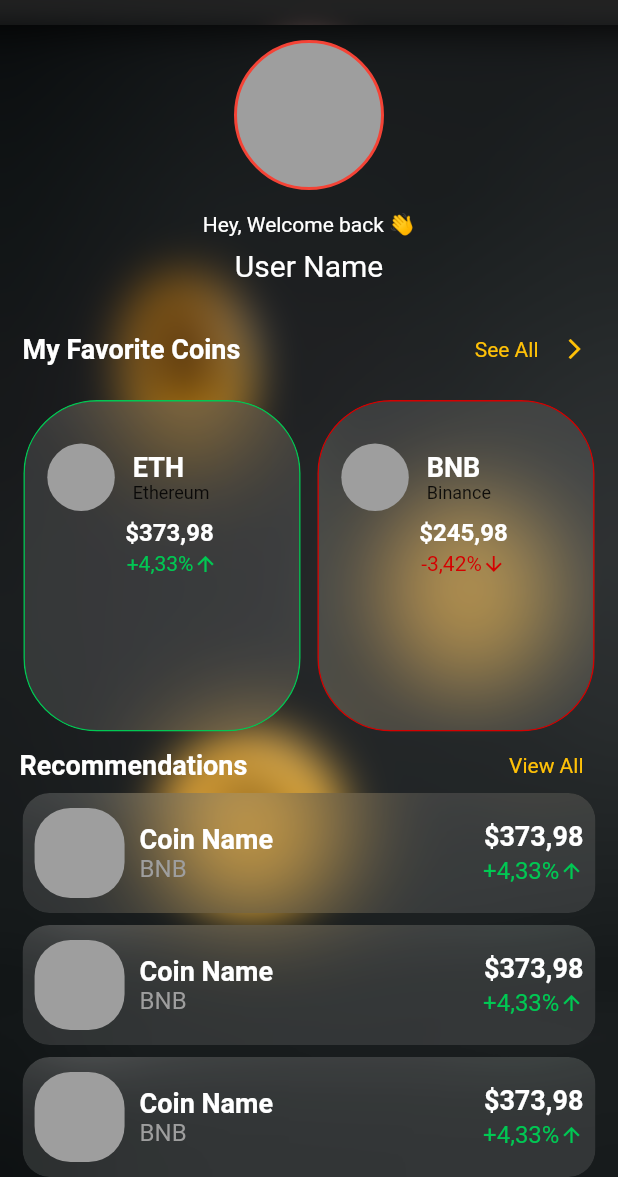
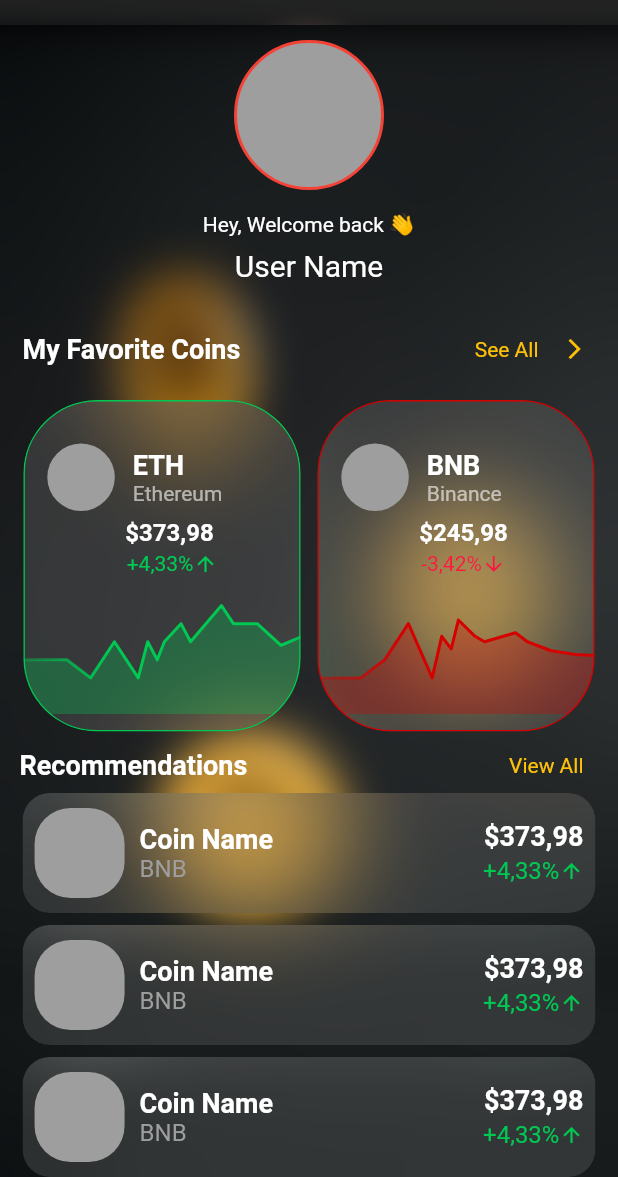
Before and after one commit to RitikRajoria/Crypto-Tracker-App, a Flutter app: the screen it shows after launch, on a phone screen of 412 x 824 dp, the part 59-1236 px from its top. Run offline on Flutter 3.47's test engine with Material 2 defaults, Android fonts, the phone set to English and light mode, and no system bars; drawn by our look-alikes of fl_chart; our stand-ins replace curved_navigation_bar.

Commit message:
added charts to home's favs tab

```diff
--- a/lib/pages/home.dart
+++ b/lib/pages/home.dart
@@ -205,7 +205,7 @@ class _HomePageState extends State<HomePage> {
                                       ),
                                       Text(
                                         "Ethereum",
-                                        style: TextStyle(fontSize: 12),
+                                        style: TextStyle(fontSize: 14,color: Colors.white.withOpacity(0.6)),
                                       ),
                                     ],
                                   ),
@@ -245,13 +245,26 @@ class _HomePageState extends State<HomePage> {
                                 ],
                               ),
                             ),
+                            Container(
+                              height: 85.36,
+                              // width: (size.width),
+                              // color: Colors.grey,
+                              child: LineChartWidget(),
+                            ),
                           ],
                         ),
                       ),
                     ),
                   ),
                 ),
-                ClipRRect(
+                GestureDetector(
+                  onTap: (){
+                    Navigator.push(
+                      context,
+                      MaterialPageRoute(builder: (context) => CoinPage()),
+                    );
+                  },
+                                  child: ClipRRect(
                     borderRadius: BorderRadius.circular(49),
                     child: BackdropFilter(
                       filter: ImageFilter.blur(sigmaX: 30.0, sigmaY: 30.0),
@@ -292,7 +305,7 @@ class _HomePageState extends State<HomePage> {
                                             color: textWhite,
                                           )),
                                       Text("Binance",
-                                        style: TextStyle(fontSize: 12)),
+                                          style: TextStyle(fontSize: 14,color: Colors.white.withOpacity(0.6))),
                                     ],
                                   ),
                                 ],
@@ -321,16 +334,23 @@ class _HomePageState extends State<HomePage> {
                                         "-3,42%",
                                         style: TextStyle(
                                             fontSize: 14,
-                                          color: Colors.redAccent[700]),
+                                            color: Colors.redAccent[400]),
                                       ),
                                       Icon(Icons.arrow_downward,
-                                        size: 16, color: Colors.redAccent[700]),
+                                          size: 16, color: Colors.redAccent[400]),
                                     ],
                                   ), //change in currency,s value text
                                 ],
                               ),
                             ),
+                            Container(
+                                height: 85.36,
+                                // width: (size.width),
+                                // color: Colors.grey,
+                                child: LineChartWidget2(),
+                              ),
                           ],
+                        ),
                       ),
                     ),
                   ),
@@ -455,3 +475,148 @@ class _HomePageState extends State<HomePage> {
     );
   }
 }
+
+class LineChartWidget extends StatelessWidget {
+  final List<Color> gradientColor = [
+    Colors.greenAccent.shade700.withOpacity(0.3),
+    Colors.greenAccent.shade700,
+    Colors.greenAccent.shade700,
+    Colors.greenAccent.shade700,
+    Colors.greenAccent.shade700.withOpacity(0.3),
+  ];
+  @override
+  Widget build(BuildContext context) {
+    return LineChart(
+      LineChartData(
+        minX: 0,
+        minY: 0,
+        maxX: 8,
+        maxY: 7,
+        titlesData: LineTitles.getTitleData(),
+        lineBarsData: [
+          LineChartBarData(
+            spots: [
+              FlSpot(-2, 3),
+              FlSpot(0, 3),
+              FlSpot(1, 2),
+              FlSpot(2, 4),
+              FlSpot(3, 2),
+              FlSpot(3.4, 4),
+              FlSpot(3.8, 3),
+              FlSpot(4.1, 4),
+              FlSpot(4.8, 5),
+              FlSpot(5.2, 4),
+              FlSpot(6.5, 6),
+              FlSpot(7, 5),
+              FlSpot(8, 5),
+              FlSpot(9, 3.8),
+              FlSpot(13, 6),
+            ],
+            colors: gradientColor,
+            barWidth: 2,
+            dotData: FlDotData(show: false),
+            belowBarData: BarAreaData(
+              show: true,
+              colors: gradientColor.map((e) => e.withOpacity(0.3)).toList(),
+            ),
+          ),
+        ],
+        gridData: FlGridData(
+          show: false,
+        ),
+        borderData: FlBorderData(
+          show: false,
+        ),
+      ),
+    );
+  }
+}
+
+class LineTitles {
+  static getTitleData() => FlTitlesData(
+        show: true,
+        bottomTitles: SideTitles(
+          showTitles: true,
+          reservedSize: 1,
+          getTitles: (value) {
+            switch (value.toInt()) {
+            }
+            return '';
+          },
+          margin: 0,
+        ),
+        leftTitles: SideTitles(
+          showTitles: true,
+          getTitles: (value) {
+            switch (value.toInt()) {
+            }
+            return '';
+          },
+        ),
+        rightTitles: SideTitles(
+          showTitles: true,
+          getTitles: (value) {
+            switch (value.toInt()) {
+            }
+            return '';
+          },
+        ),
+        topTitles: SideTitles(showTitles: false),
+      );
+}
+
+class LineChartWidget2 extends StatelessWidget {
+  final List<Color> gradientColor = [
+    Colors.redAccent.shade700.withOpacity(0.3),
+    Colors.redAccent.shade700,
+    Colors.redAccent.shade700,
+    Colors.redAccent.shade700,
+    Colors.redAccent.shade700.withOpacity(0.3),
+  ];
+  @override
+  Widget build(BuildContext context) {
+    return LineChart(
+      LineChartData(
+        minX: 0,
+        minY: 0,
+        maxX: 8,
+        maxY: 7,
+        titlesData: LineTitles.getTitleData(),
+        lineBarsData: [
+          LineChartBarData(
+            spots: [
+              FlSpot(-2, 2),
+              FlSpot(0, 2),
+              FlSpot(1, 3),
+              FlSpot(2, 5),
+              FlSpot(3, 2),
+              FlSpot(3.4, 4.3),
+              FlSpot(3.8, 3.6),
+              FlSpot(4.1, 5.2),
+              FlSpot(4.8, 4.3),
+              FlSpot(5.2, 4),
+              FlSpot(6.5, 4.5),
+              FlSpot(7, 4),
+              FlSpot(8, 3.5),
+              FlSpot(9, 3.3),
+              FlSpot(13, 3),
+            ],
+            colors: gradientColor,
+            barWidth: 2,
+            dotData: FlDotData(show: false),
+            belowBarData: BarAreaData(
+              show: true,
+              colors: gradientColor.map((e) => e.withOpacity(0.3)).toList(),
+            ),
+          ),
+        ],
+        gridData: FlGridData(
+          show: false,
+        ),
+        borderData: FlBorderData(
+          show: false,
+        ),
+      ),
+    );
+  }
+}
```
Lines whose indentation alone changed are shown as unchanged.
